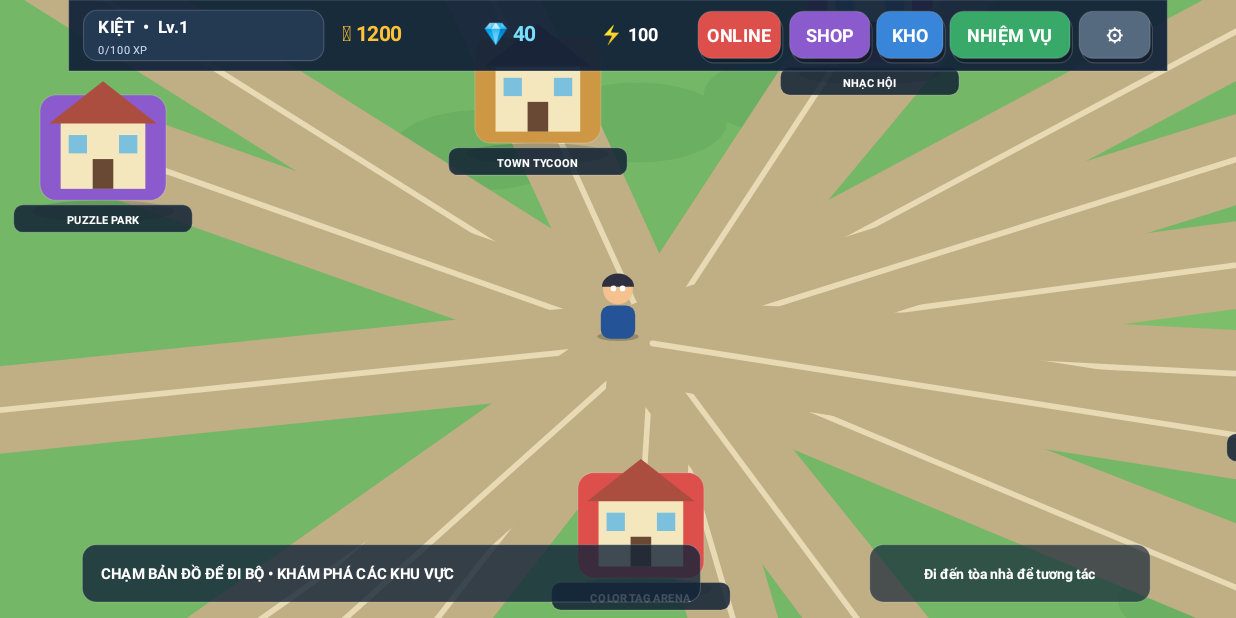
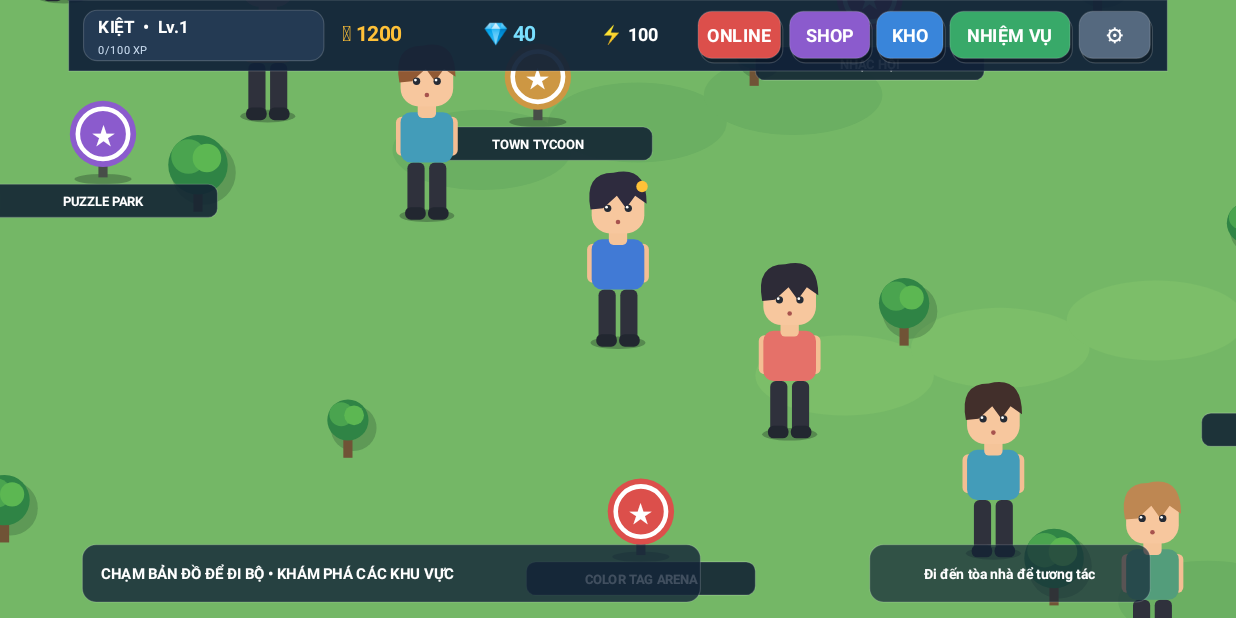
Before and after one commit to kiet13312/chatgpt, an Android app: the screen it shows after launch (MainActivity), on a phone screen of 824 x 412 dp (held sideways). Run offline under Robolectric (Android 15) with nearby library versions, the phone set to English and light mode, and no system bars; 2 statements that could not run were skipped.

Commit message:
Add illustrated pixel town, human avatars and mandatory area cutscenes

```diff
--- a/app/src/main/java/com/kiet13312/chatlgbtgame/GameView.java
+++ b/app/src/main/java/com/kiet13312/chatlgbtgame/GameView.java
@@ -3,6 +3,7 @@ package com.kiet13312.chatlgbtgame;
 import android.content.Context;
 import android.content.SharedPreferences;
 import android.graphics.Bitmap;
+import android.graphics.BitmapFactory;
 import android.graphics.Canvas;
 import android.graphics.Color;
 import android.graphics.LinearGradient;
@@ -15,6 +16,7 @@ import android.graphics.Typeface;
 import android.graphics.drawable.Drawable;
 import android.view.MotionEvent;
 import android.view.View;
+import java.io.InputStream;
 import java.util.ArrayList;
 import java.util.Arrays;
 import java.util.Iterator;
@@ -26,7 +28,7 @@ public final class GameView extends View {
     private static final int WHITE=Color.WHITE, DARK=Color.rgb(20,37,60), GOLD=Color.rgb(255,193,56), GREEN=Color.rgb(56,169,105), BLUE=Color.rgb(57,133,218), PURPLE=Color.rgb(139,91,205), RED=Color.rgb(220,79,75);
     private final Paint p=new Paint(3); private final RectF rr=new RectF();
     private final SharedPreferences save; private final Random rng=new Random();
-    private final Bitmap gardenArt,fishArt,studioArt;
+    private final Bitmap gardenArt,fishArt,studioArt,townMapArt,hubPosterArt;
     private String screen="WORLD",notice="Chào mừng đến với Chat LGBT Game!",plantPick="PEA";
     private int coins,gems,energy,xp,level,rod,character,dayFish,miniScore,wood=32,stone=24,glass=8,blocks;
     private boolean giftClaimed,paused,over,hooked,casting,reeling,studioRun,buildMode,heistWon,hasCar,hasHouse,inCar,cityJob,eraseMode;
@@ -38,6 +40,8 @@ public final class GameView extends View {
     private float touchStartX,touchStartY;
     private int feedIndex;
     private boolean commentsOpen;
+    private final boolean[] discovered=new boolean[21];
+    private Landmark cutsceneLandmark;
     private final boolean[] feedLiked=new boolean[5];
     private final int[] feedLikes={128,94,231,178,86};
     private final byte[] houseBlocks=new byte[112];
@@ -92,15 +96,19 @@ public final class GameView extends View {
 
     public GameView(Context c){super(c);setLayerType(View.LAYER_TYPE_SOFTWARE,null);save=c.getSharedPreferences("chat_lgbt_game",Context.MODE_PRIVATE);
         coins=save.getInt("coins",1200);gems=save.getInt("gems",40);energy=save.getInt("energy",100);xp=save.getInt("xp",0);level=save.getInt("level",1);rod=save.getInt("rod",1);character=save.getInt("character",0);gardenLevel=save.getInt("gardenLevel",1);dayFish=save.getInt("dayFish",0);giftClaimed=save.getBoolean("gift",false);variable=save.getInt("variable",1);wood=save.getInt("wood",32);stone=save.getInt("stone",24);glass=save.getInt("glass",8);hasCar=save.getBoolean("hasCar",false);hasHouse=save.getBoolean("hasHouse",false);cityX=save.getFloat("cityX",280);cityY=save.getFloat("cityY",360);carX=save.getFloat("carX",280);carY=save.getFloat("carY",360);feedIndex=Math.max(0,Math.min(4,save.getInt("feedIndex",0)));for(int i=0;i<feedLiked.length;i++){feedLiked[i]=save.getBoolean("feedLiked"+i,false);feedLikes[i]=save.getInt("feedLikes"+i,feedLikes[i]);}
-        gardenArt=vector(R.drawable.garden_art);fishArt=vector(R.drawable.fishing_art);studioArt=vector(R.drawable.studio_art);
+        for(int i=0;i<discovered.length;i++)discovered[i]=save.getBoolean("discovered"+i,false);gardenArt=vector(R.drawable.garden_art);fishArt=vector(R.drawable.fishing_art);studioArt=vector(R.drawable.studio_art);townMapArt=loadAssetBitmap("town_map.webp");hubPosterArt=loadAssetBitmap("hub_poster.webp");
         worldX=save.getFloat("worldX",1100);worldY=save.getFloat("worldY",760);targetX=worldX;targetY=worldY;String savedHouse=save.getString("houseBlocks","");for(int i=0;i<Math.min(houseBlocks.length,savedHouse.length());i++)houseBlocks[i]=(byte)Math.max(0,savedHouse.charAt(i)-48);for(byte v:houseBlocks)if(v>0)blocks++;
         for(int i=0;i<puzzleTiles.length;i++)puzzleTiles[i]=i/4;
         setFocusable(true);}
     private Bitmap vector(int id){try{Drawable d=getResources().getDrawable(id,null);Bitmap b=Bitmap.createBitmap(720,480,Bitmap.Config.ARGB_8888);Canvas c=new Canvas(b);d.setBounds(0,0,720,480);d.draw(c);return b;}catch(Exception e){return null;}}
+    private Bitmap loadAssetBitmap(String name){
+        try(InputStream in=getAssets().open(name)){return BitmapFactory.decodeStream(in);}
+        catch(Exception e){return null;}
+    }
     private void persist(){save.edit().putInt("coins",coins).putInt("gems",gems).putInt("energy",energy).putInt("xp",xp).putInt("level",level).putInt("rod",rod).putInt("character",character).putInt("gardenLevel",gardenLevel).putInt("dayFish",dayFish).putBoolean("gift",giftClaimed).putInt("variable",variable).putFloat("worldX",worldX).putFloat("worldY",worldY).putInt("wood",wood).putInt("stone",stone).putInt("glass",glass).putBoolean("hasCar",hasCar).putBoolean("hasHouse",hasHouse).putFloat("cityX",cityX).putFloat("cityY",cityY).putFloat("carX",carX).putFloat("carY",carY).putString("houseBlocks",encodeHouse()).apply();}
 
     @Override protected void onDraw(Canvas c){super.onDraw(c);scale=Math.min(getWidth()/W,getHeight()/H);ox=(getWidth()-W*scale)/2;oy=(getHeight()-H*scale)/2;c.save();c.translate(ox,oy);c.scale(scale,scale);long now=System.nanoTime();float dt=last==0?.016f:Math.min(.05f,(now-last)/1e9f);last=now;tick(dt);
-        switch(screen){case "HUB":case "WORLD":worldScreen(c);break;case "GARDEN":gardenScreen(c);break;case "FISH":fishScreen(c);break;case "STUDIO":studioScreen(c);break;case "TANK":tankScreen(c);break;case "HEIST":heistScreen(c);break;case "SURVIVAL":survivalScreen(c);break;case "RACE":raceScreen(c);break;case "MINI":miniScreen(c);break;case "ARCADE":arcadeScreen(c);break;case "CITY":cityScreen(c);break;case "BUILD":buildScreen(c);break;case "ONLINE":onlineScreen(c);break;case "SHOP":shopScreen(c);break;case "BAG":bagScreen(c);break;case "TASK":taskScreen(c);break;default:settingsScreen(c);}c.restore();postInvalidateDelayed(32);}
+        switch(screen){case "HUB":case "WORLD":worldScreen(c);break;case "CUTSCENE":cutsceneScreen(c);break;case "GARDEN":gardenScreen(c);break;case "FISH":fishScreen(c);break;case "STUDIO":studioScreen(c);break;case "TANK":tankScreen(c);break;case "HEIST":heistScreen(c);break;case "SURVIVAL":survivalScreen(c);break;case "RACE":raceScreen(c);break;case "MINI":miniScreen(c);break;case "ARCADE":arcadeScreen(c);break;case "CITY":cityScreen(c);break;case "BUILD":buildScreen(c);break;case "ONLINE":onlineScreen(c);break;case "SHOP":shopScreen(c);break;case "BAG":bagScreen(c);break;case "TASK":taskScreen(c);break;default:settingsScreen(c);}c.restore();postInvalidateDelayed(32);}
     private void tick(float d){if(screen.equals("GARDEN")&&!paused&&!over)gardenTick(d);if(screen.equals("FISH")&&!over)fishTick(d);if(screen.equals("STUDIO")&&studioRun){studioX+=d*(35+variable*5);if(studioX>915)studioX=705;}if(screen.equals("TANK")&&!over)tankTick(d);if(screen.equals("HEIST")&&!over){guardX-=d*14;if(guardX<220)guardX=760;if(Math.abs(guardX-heroX)<25&&Math.abs(heroY-430)<42)over=true;}if(screen.equals("RACE")&&!over)raceTick(d);if(screen.equals("WORLD"))worldTick(d);if(screen.equals("ARCADE"))arcadeTick(d);if(screen.equals("CITY"))cityTick(d);}
     private void bg(Canvas c,int a,int b){p.setShader(new LinearGradient(0,0,0,H,a,b,Shader.TileMode.CLAMP));c.drawRect(0,0,W,H,p);p.setShader(null);}
     private void txt(Canvas c,String s,float x,float y,float z,int color,boolean bold,Paint.Align align){p.setColor(color);p.setTextSize(z);p.setTextAlign(align);p.setTypeface(Typeface.create("sans-serif-rounded",bold?Typeface.BOLD:Typeface.NORMAL));p.setStyle(Paint.Style.FILL);c.drawText(s,x,y,p);}
@@ -136,28 +144,43 @@ public final class GameView extends View {
         p.setStyle(Paint.Style.STROKE);p.setStrokeCap(Paint.Cap.ROUND);p.setStrokeWidth(76);p.setColor(Color.rgb(192,174,132));c.drawLine(x1,y1,x2,y2,p);
         p.setStrokeWidth(5);p.setColor(Color.rgb(231,218,180));c.drawLine(x1,y1,x2,y2,p);p.setStyle(Paint.Style.FILL);
     }
-    private void landmarkArt(Canvas c,Landmark l){
-        float x=l.x,y=l.y;p.setColor(Color.argb(45,20,45,30));c.drawOval(x-62,y+45,x+62,y+64,p);box(c,x-55,y-47,110,92,l.color,14);
-        p.setColor(Color.rgb(244,231,190));c.drawRect(x-37,y-23,x+37,y+35,p);Path roof=new Path();roof.moveTo(x-47,y-22);roof.lineTo(x,y-59);roof.lineTo(x+47,y-22);roof.close();p.setColor(Color.rgb(172,78,63));c.drawPath(roof,p);
-        p.setColor(Color.rgb(105,73,51));c.drawRect(x-9,y+9,x+9,y+35,p);p.setColor(Color.rgb(123,192,221));c.drawRect(x-30,y-12,x-14,y+4,p);c.drawRect(x+14,y-12,x+30,y+4,p);
-        box(c,x-78,y+49,156,24,Color.argb(220,19,35,54),8);txt(c,l.name,x,y+66,10,WHITE,true,Paint.Align.CENTER);
+    private void landmarkArt(Canvas c,Landmark l,int index){
+        float x=l.x,y=l.y;p.setColor(Color.argb(75,20,35,28));c.drawOval(x-25,y+22,x+25,y+31,p);
+        p.setColor(Color.rgb(71,78,72));c.drawRect(x-4,y-2,x+4,y+25,p);p.setColor(l.color);c.drawCircle(x,y-13,29,p);
+        p.setColor(Color.WHITE);p.setStyle(Paint.Style.STROKE);p.setStrokeWidth(4);c.drawCircle(x,y-13,22,p);p.setStyle(Paint.Style.FILL);
+        txt(c,"★",x,y-4,22,WHITE,true,Paint.Align.CENTER);box(c,x-100,y+31,200,29,Color.argb(225,17,34,52),8);
+        txt(c,l.name,x,y+50,11,WHITE,true,Paint.Align.CENTER);
+        if(discovered[index]){box(c,x+72,y-43,26,22,Color.rgb(55,160,100),7);txt(c,"✓",x+85,y-27,14,WHITE,true,Paint.Align.CENTER);}
     }
-    private void drawPlayer(Canvas c,float x,float y){
-        p.setColor(Color.argb(65,20,35,35));c.drawOval(x-18,y+20,x+18,y+28,p);p.setColor(Color.rgb(37,83,151));rr.set(x-15,y-3,x+15,y+26);c.drawRoundRect(rr,8,8,p);
-        p.setColor(Color.rgb(245,193,143));c.drawCircle(x,y-17,13,p);p.setColor(Color.rgb(46,48,65));c.drawArc(x-14,y-31,x+14,y-8,180,180,false,p);
-        p.setColor(WHITE);c.drawCircle(x-4,y-18,2.5f,p);c.drawCircle(x+4,y-18,2.5f,p);
+    private void drawChibiHuman(Canvas c,float x,float y,int shirt,int hair,boolean main){
+        p.setColor(Color.argb(80,20,35,30));c.drawOval(x-24,y+24,x+24,y+35,p);
+        p.setColor(Color.rgb(47,49,60));rr.set(x-17,y-17,x-2,y+29);c.drawRoundRect(rr,5,5,p);rr.set(x+2,y-17,x+17,y+29);c.drawRoundRect(rr,5,5,p);
+        p.setColor(Color.rgb(34,39,48));rr.set(x-19,y+22,x-1,y+33);c.drawRoundRect(rr,5,5,p);rr.set(x+1,y+22,x+19,y+33);c.drawRoundRect(rr,5,5,p);
+        p.setColor(Color.rgb(244,190,147));rr.set(x-27,y-57,x-17,y-23);c.drawRoundRect(rr,5,5,p);rr.set(x+17,y-57,x+27,y-23);c.drawRoundRect(rr,5,5,p);
+        p.setColor(shirt);rr.set(x-23,y-61,x+23,y-17);c.drawRoundRect(rr,9,9,p);p.setColor(Color.rgb(245,196,153));rr.set(x-8,y-72,x+8,y-56);c.drawRoundRect(rr,4,4,p);
+        p.setColor(Color.rgb(247,199,158));rr.set(x-23,y-111,x+23,y-66);c.drawRoundRect(rr,16,16,p);
+        p.setColor(hair);Path hp=new Path();hp.moveTo(x-24,y-87);hp.quadTo(x-30,y-119,x-4,y-119);hp.quadTo(x+25,y-126,x+25,y-92);hp.lineTo(x+15,y-99);hp.lineTo(x+7,y-88);hp.lineTo(x-1,y-99);hp.lineTo(x-13,y-88);hp.close();c.drawPath(hp,p);
+        p.setColor(Color.rgb(38,43,53));c.drawCircle(x-9,y-88,3.2f,p);c.drawCircle(x+9,y-88,3.2f,p);
+        p.setColor(Color.WHITE);c.drawCircle(x-10,y-89,1.2f,p);c.drawCircle(x+8,y-89,1.2f,p);p.setColor(Color.rgb(167,83,78));c.drawCircle(x,y-76,2,p);
+        if(main){p.setColor(GOLD);c.drawCircle(x+21,y-107,5,p);}
+    }
+    private void drawPlayer(Canvas c,float x,float y){drawChibiHuman(c,x,y,Color.rgb(65,122,213),Color.rgb(46,43,62),true);}
+    private void drawTownNpc(Canvas c,float x,float y,int index){
+        int[] shirts={Color.rgb(229,113,105),Color.rgb(83,157,123),Color.rgb(238,185,82),Color.rgb(138,114,193),Color.rgb(67,156,185)};
+        int[] hairs={Color.rgb(66,47,43),Color.rgb(145,89,52),Color.rgb(45,43,55),Color.rgb(190,135,82)};
+        drawChibiHuman(c,x,y,shirts[index%shirts.length],hairs[index%hairs.length],false);
     }
     private void worldScreen(Canvas c){
-        c.drawColor(Color.rgb(115,184,106));float camX=cameraX(),camY=cameraY();c.save();c.translate(camX,camY);
-        p.setColor(Color.rgb(116,183,102));c.drawRect(0,0,WORLD_W,WORLD_H,p);
-        for(int i=0;i<24;i++){float x=(i*317)%WORLD_W+30,y=(i*197)%WORLD_H+30;p.setColor(i%2==0?Color.rgb(124,190,105):Color.rgb(107,175,98));c.drawOval(x-78,y-35,x+78,y+35,p);}
-        p.setColor(Color.rgb(66,174,211));c.drawOval(690,55,1265,390,p);p.setColor(Color.rgb(116,211,220));p.setStyle(Paint.Style.STROKE);p.setStrokeWidth(8);c.drawOval(720,83,1235,360,p);p.setStyle(Paint.Style.FILL);
-        p.setColor(Color.rgb(57,160,200));rr.set(1120,1170,1690,1430);c.drawRoundRect(rr,115,115,p);box(c,910,364,126,24,Color.rgb(147,103,65),5);box(c,1150,1273,105,24,Color.rgb(147,103,65),5);
-        road(c,1130,790,880,250);road(c,1130,790,350,300);road(c,1130,790,1580,250);road(c,1130,790,2010,320);road(c,1130,790,650,620);road(c,1130,790,1320,500);
-        road(c,1130,790,250,880);road(c,1130,790,880,1110);road(c,1130,790,420,1290);road(c,1130,790,360,1480);road(c,1130,790,1300,1370);
-        road(c,1130,790,1800,1050);road(c,1130,790,2110,1200);road(c,1130,790,1950,680);road(c,1130,790,2210,450);road(c,1130,790,1120,950);road(c,1130,790,1660,1450);road(c,1130,790,1030,570);road(c,1130,790,1710,820);road(c,1130,790,1420,1180);road(c,1130,790,2020,930);
-        for(int i=0;i<42;i++){float x=40+(i*131)%2320,y=35+(i*223)%1510;if((x<120||x>2280||y<110||y>1490)&&Math.abs(x-worldX)>230)tree(c,x,y,18+(i%3)*4);}
-        for(Landmark l:landmarks)landmarkArt(c,l);drawPlayer(c,worldX,worldY);
+        c.drawColor(Color.rgb(105,178,111));float camX=cameraX(),camY=cameraY();c.save();c.translate(camX,camY);
+        if(townMapArt!=null){p.setFilterBitmap(false);c.drawBitmap(townMapArt,null,new RectF(0,0,WORLD_W,WORLD_H),p);}
+        else{
+            p.setColor(Color.rgb(116,183,102));c.drawRect(0,0,WORLD_W,WORLD_H,p);
+            for(int i=0;i<24;i++){float x=(i*317)%WORLD_W+30,y=(i*197)%WORLD_H+30;p.setColor(i%2==0?Color.rgb(124,190,105):Color.rgb(107,175,98));c.drawOval(x-78,y-35,x+78,y+35,p);}
+            for(int i=0;i<42;i++){float x=40+(i*131)%2320,y=35+(i*223)%1510;tree(c,x,y,18+(i%3)*4);}
+        }
+        for(int i=0;i<landmarks.length;i++)landmarkArt(c,landmarks[i],i);
+        for(int i=0;i<13;i++){float nx=160+((i*317)%2080),ny=180+((i*191)%1250);if(Math.hypot(nx-worldX,ny-worldY)>150)drawTownNpc(c,nx,ny,i);}
+        drawPlayer(c,worldX,worldY);
         if(moving){p.setColor(Color.argb(150,255,255,255));p.setStyle(Paint.Style.STROKE);p.setStrokeWidth(3);c.drawCircle(targetX,targetY,16,p);p.setStyle(Paint.Style.FILL);}c.restore();
         box(c,0,0,W,62,Color.argb(238,17,34,56),0);box(c,13,9,210,44,Color.rgb(36,58,83),12);txt(c,"KIỆT  •  Lv."+level,26,29,15,WHITE,true,Paint.Align.LEFT);txt(c,xp+"/"+(level*100)+" XP",26,47,10,Color.rgb(204,222,242),false,Paint.Align.LEFT);
         txt(c,"🪙 "+coins,265,36,18,GOLD,true,Paint.Align.CENTER);txt(c,"💎 "+gems,385,36,18,Color.rgb(121,223,255),true,Paint.Align.CENTER);txt(c,"⚡ "+energy,490,36,16,WHITE,true,Paint.Align.CENTER);
@@ -167,7 +190,45 @@ public final class GameView extends View {
         else{box(c,700,476,245,50,Color.argb(175,19,37,56),12);txt(c,"Đi đến tòa nhà để tương tác",822,506,12,WHITE,true,Paint.Align.CENTER);}
     }
     private void enterLandmark(Landmark l){
-        moving=false;switch(l.mode){
+        moving=false;cutsceneLandmark=l;int index=-1;for(int i=0;i<landmarks.length;i++)if(landmarks[i]==l){index=i;break;}
+        if(index>=0){discovered[index]=true;save.edit().putBoolean("discovered"+index,true).apply();}
+        screen="CUTSCENE";t=0;
+    }
+    private String cutsceneStory(Landmark l){
+        switch(l.mode){
+            case "GARDEN":return "Khu vườn đang vào mùa rực rỡ. Hãy chăm cây và sắp xếp khu vườn của riêng mình.";
+            case "FISH":return "Mặt hồ lấp lánh dưới nắng. Chọn cần câu, thả mồi và khám phá những loài cá mới.";
+            case "STUDIO":return "Cánh cửa xưởng sáng tạo mở ra. Những khối lệnh nhỏ có thể trở thành trò chơi của bạn.";
+            case "CITY":return "Sunport City chào đón bạn với phố mua sắm, công viên, nhà riêng và những chuyến giao hàng.";
+            case "BUILD":return "Một lô đất mới đang chờ chủ nhân. Thu thập vật liệu và xây căn nhà theo ý tưởng của bạn.";
+            case "FARM":return "Cánh đồng đã sẵn sàng. Gieo hạt, chăm cây và mở rộng nông trại.";
+            case "PET":return "Những người bạn nhỏ đang đợi được chăm sóc trong ngôi làng đầy hoa.";
+            case "RACE":return "Đường đua đã lên đèn. Hãy chọn làn đường và thử phản xạ của bạn.";
+            case "SPORT":return "Sân thể thao đang mở cửa. Luyện tập và ghi những điểm số đầu tiên.";
+            case "PUZZLE":return "Những viên gạch màu đang xáo trộn. Tìm các cặp giống nhau để hoàn thành thử thách.";
+            case "RHYTHM":return "Âm nhạc vang lên từ quảng trường. Bắt đúng nhịp để tạo nên màn trình diễn.";
+            case "SURVIVAL":return "Pixel Island có nhiều tài nguyên và không gian sáng tạo để xây dựng.";
+            default:return "Một góc mới của thị trấn đang chờ bạn khám phá. Hãy dạo quanh và thử hoạt động ở đây.";
+        }
+    }
+    private void cutsceneScreen(Canvas c){
+        if(cutsceneLandmark==null){screen="WORLD";return;}
+        if(townMapArt!=null){
+            int sw=Math.max(1,(int)(townMapArt.getWidth()*.72f)),sh=Math.max(1,(int)(townMapArt.getHeight()*.72f));
+            int cx=(int)(cutsceneLandmark.x/WORLD_W*townMapArt.getWidth()),cy=(int)(cutsceneLandmark.y/WORLD_H*townMapArt.getHeight());
+            int left=Math.max(0,Math.min(townMapArt.getWidth()-sw,cx-sw/2)),top=Math.max(0,Math.min(townMapArt.getHeight()-sh,cy-sh/2));
+            c.drawBitmap(townMapArt,new Rect(left,top,left+sw,top+sh),new RectF(0,0,W,H),p);
+        }else bg(c,Color.rgb(86,151,179),Color.rgb(50,83,99));
+        p.setColor(Color.argb(85,6,15,30));c.drawRect(0,0,W,H,p);box(c,28,28,555,56,Color.argb(205,15,32,52),15);
+        txt(c,"CẢNH KHÁM PHÁ  •  "+cutsceneLandmark.name,52,64,21,WHITE,true,Paint.Align.LEFT);drawPlayer(c,850,325);
+        box(c,28,352,904,158,Color.argb(225,14,29,48),18);txt(c,cutsceneLandmark.subtitle,58,389,18,GOLD,true,Paint.Align.LEFT);
+        txt(c,cutsceneStory(cutsceneLandmark),58,425,15,WHITE,false,Paint.Align.LEFT);
+        txt(c,"Địa điểm đã được khám phá. Cảnh giới thiệu phát trước khi vào khu.",58,458,12,Color.rgb(198,218,239),false,Paint.Align.LEFT);
+        btn(c,"TIẾP TỤC",735,464,172,40,GREEN);
+    }
+    private void launchLandmark(Landmark l){
+        if(l==null){screen="WORLD";return;}
+        switch(l.mode){
             case "GARDEN":startGarden();break;case "FISH":startFish();break;case "STUDIO":startStudio();break;case "TANK":startTank();break;case "HEIST":startHeist();break;case "SURVIVAL":startSurvival();break;case "RACE":startRace();break;case "MINI":screen="MINI";miniScore=0;break;
             case "SPORT":startArcade("SPORT");break;case "PUZZLE":startArcade("PUZZLE");break;case "RHYTHM":startArcade("RHYTHM");break;case "RUNNER":startArcade("RUNNER");break;
             case "PET":startArcade("PET");break;case "FARM":startArcade("FARM");break;case "MOBA":startArcade("STRATEGY");break;case "TAG":startArcade("TAG");break;case "TYCOON":startArcade("TYCOON");break;case "CITY":startCity();break;case "BUILD":startBuild("WORLD");break;case "GARAGE":startCity();break;
@@ -316,6 +377,7 @@ public final class GameView extends View {
     private void changeFeed(int step){feedIndex=(feedIndex+step+5)%5;commentsOpen=false;save.edit().putInt("feedIndex",feedIndex).apply();}
     private void feedArt(Canvas c,int index,float x,float y,float w,float h){
         c.save();Path clip=new Path();clip.addRoundRect(new RectF(x,y,x+w,y+h),18,18,Path.Direction.CW);c.clipPath(clip);
+        if(index==0&&hubPosterArt!=null){p.setColor(Color.rgb(18,32,51));c.drawRect(x,y,x+w,y+h,p);p.setFilterBitmap(false);c.drawBitmap(hubPosterArt,null,new RectF(x+5,y+58,x+w-5,y+h-65),p);c.restore();return;}
         int top=index==0?Color.rgb(49,91,145):index==1?Color.rgb(94,183,218):index==2?Color.rgb(130,197,139):index==3?Color.rgb(105,155,196):Color.rgb(57,65,110);
         int bottom=index==0?Color.rgb(246,151,116):index==1?Color.rgb(25,112,145):index==2?Color.rgb(54,139,75):index==3?Color.rgb(108,166,111):Color.rgb(145,83,173);
         p.setShader(new LinearGradient(x,y,x+w,y+h,top,bottom,Shader.TileMode.CLAMP));c.drawRect(x,y,x+w,y+h,p);p.setShader(null);
@@ -443,6 +505,7 @@ public final class GameView extends View {
     @Override public boolean onTouchEvent(MotionEvent e){float x=(e.getX()-ox)/scale,y=(e.getY()-oy)/scale;if(e.getAction()==MotionEvent.ACTION_DOWN){touchStartX=x;touchStartY=y;if(!screen.equals("ONLINE"))touch(x,y);return true;}if(e.getAction()==MotionEvent.ACTION_UP||e.getAction()==MotionEvent.ACTION_CANCEL){reeling=false;if(screen.equals("ONLINE")&&e.getAction()==MotionEvent.ACTION_UP){float dx=x-touchStartX,dy=y-touchStartY;if(Math.abs(dy)>45&&Math.abs(dy)>Math.abs(dx))changeFeed(dy<0?1:-1);else touch(x,y);}return true;}return true;}
     private boolean hit(float x,float y,float a,float b,float w,float h){return x>=a&&x<=a+w&&y>=b&&y<=b+h;}
     private void touch(float x,float y){
+        if(screen.equals("CUTSCENE")){if(hit(x,y,735,464,172,40))launchLandmark(cutsceneLandmark);invalidate();return;}
         if(screen.equals("WORLD")||screen.equals("HUB")){
             if(y<62){
                 if(hit(x,y,550,10,72,41))startOnline();
```
Also changed, not shown: app/src/main/assets/hub_poster.webp (added), app/src/main/assets/town_map.webp (added).
